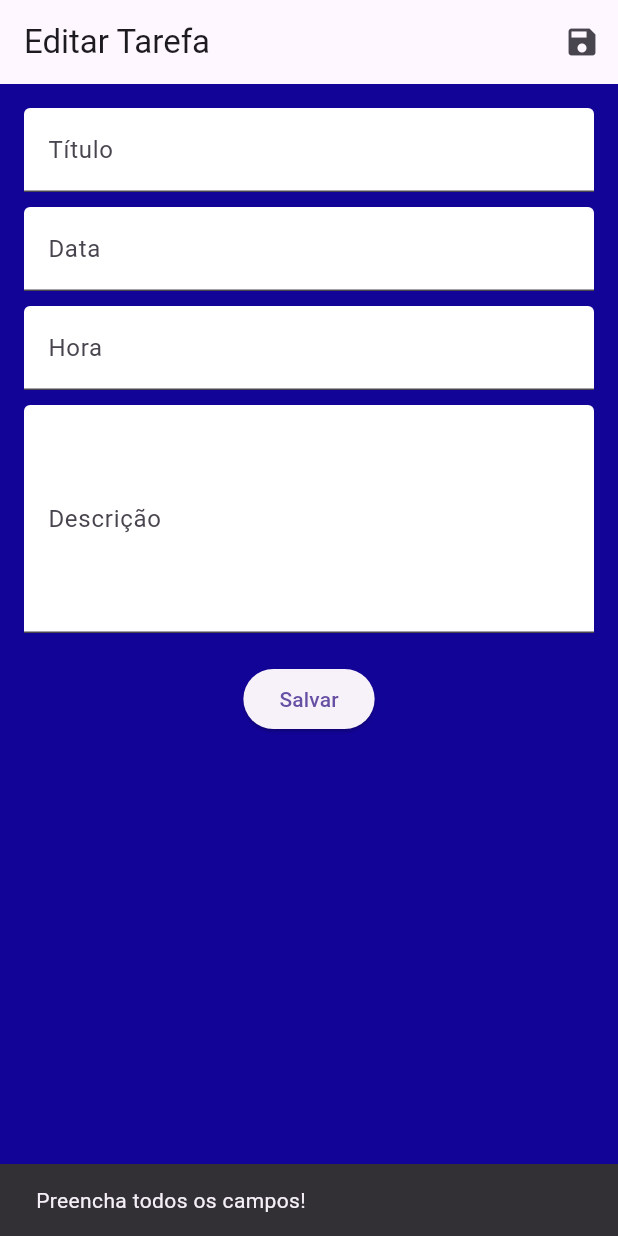
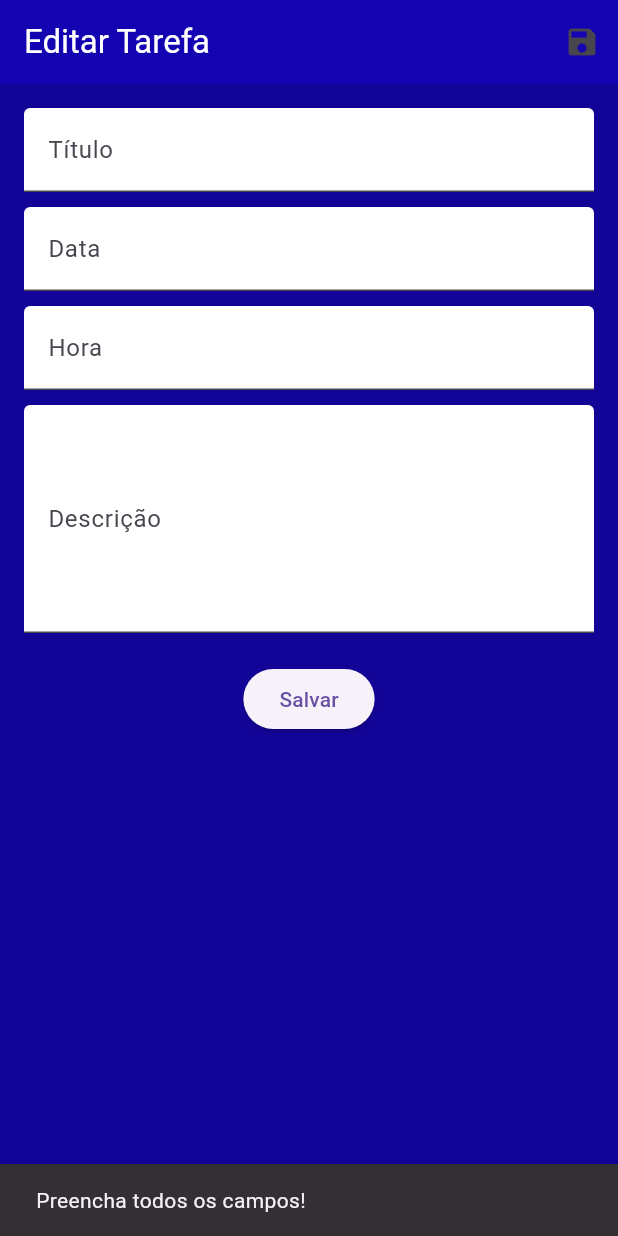
Before and after one commit to Pcfraga/agenda_app, a Flutter app: the EditScreen screen opened directly with empty values, after a tap on "Salvar", on a phone screen of 412 x 824 dp. Run offline on Flutter 3.47's test engine with Material 3 defaults, Android fonts, the phone set to English and light mode, and no system bars; our stand-ins replace sqflite; missing offline and left inert: bcrypt; accounts and stored records are empty.

Commit message:
Ajuste Final

```diff
--- a/lib/screens/cadastro_screen.dart
+++ b/lib/screens/cadastro_screen.dart
@@ -25,7 +25,7 @@ class _CadastroScreenState extends State<CadastroScreen> {
     if (_formKey.currentState?.validate() ?? false) {
       if (_senhaController.text != _repitaSenhaController.text) {
         ScaffoldMessenger.of(context).showSnackBar(
-          SnackBar(content: Text('As senhas não coincidem.')),
+          const SnackBar(content: Text('As senhas não coincidem.')),
         );
         return;
       }
@@ -38,7 +38,7 @@ class _CadastroScreenState extends State<CadastroScreen> {
       );
 
       ScaffoldMessenger.of(context).showSnackBar(
-        SnackBar(content: Text('Cadastro realizado com sucesso!')),
+        const SnackBar(content: Text('Cadastro realizado com sucesso!')),
       );
 
       Navigator.pushReplacementNamed(context, '/login');
--- a/lib/screens/edit_screen.dart
+++ b/lib/screens/edit_screen.dart
@@ -10,14 +10,14 @@ class EditScreen extends StatefulWidget {
   final DatabaseHelper databaseHelper;
 
   const EditScreen({
-    Key? key,
+    super.key,
     required this.tarefaId,
     required this.tarefaTitle,
     required this.tarefaDate,
     required this.tarefaTime,
     required this.tarefaDescription,
     required this.databaseHelper,
-  }) : super(key: key);
+  });
 
   @override
   _EditScreenState createState() => _EditScreenState();
@@ -62,12 +62,12 @@ class _EditScreenState extends State<EditScreen> {
         Navigator.pop(context, true);
       } else {
         ScaffoldMessenger.of(context).showSnackBar(
-          SnackBar(content: Text('Erro ao atualizar a tarefa!')),
+          const SnackBar(content: Text('Erro ao atualizar a tarefa!')),
         );
       }
     } else {
       ScaffoldMessenger.of(context).showSnackBar(
-        SnackBar(content: Text('Preencha todos os campos!')),
+        const SnackBar(content: Text('Preencha todos os campos!')),
       );
     }
   }
@@ -76,7 +76,8 @@ class _EditScreenState extends State<EditScreen> {
   Widget build(BuildContext context) {
     return Scaffold(
       appBar: AppBar(
-        title: const Text('Editar Tarefa'),
+        title: const Text('Editar Tarefa', style: TextStyle(color: Colors.white)),
+        backgroundColor: const Color.fromARGB(255, 20, 3, 176),
         actions: [
           IconButton(
             icon: const Icon(Icons.save),
@@ -92,7 +93,7 @@ class _EditScreenState extends State<EditScreen> {
           children: [
             TextField(
               controller: _titleController,
-              decoration: InputDecoration(
+              decoration: const InputDecoration(
                 labelText: 'Título',
                 filled: true,
                 fillColor: Colors.white,
@@ -101,7 +102,7 @@ class _EditScreenState extends State<EditScreen> {
             const SizedBox(height: 10),
             TextField(
               controller: _dateController,
-              decoration: InputDecoration(
+              decoration: const InputDecoration(
                 labelText: 'Data',
                 filled: true,
                 fillColor: Colors.white,
@@ -110,7 +111,7 @@ class _EditScreenState extends State<EditScreen> {
             const SizedBox(height: 10),
             TextField(
               controller: _timeController,
-              decoration: InputDecoration(
+              decoration: const InputDecoration(
                 labelText: 'Hora',
                 filled: true,
                 fillColor: Colors.white,
@@ -119,7 +120,7 @@ class _EditScreenState extends State<EditScreen> {
             const SizedBox(height: 10),
             TextField(
               controller: _descriptionController,
-              decoration: InputDecoration(
+              decoration: const InputDecoration(
                 labelText: 'Descrição',
                 filled: true,
                 fillColor: Colors.white,
```
Also changed, not shown: lib/screens/login_screen.dart (+6 -6 lines), lib/screens/tarefas_screen.dart (+6 -6 lines), lib/screens/task_form_screen.dart (+20 -4 lines).
